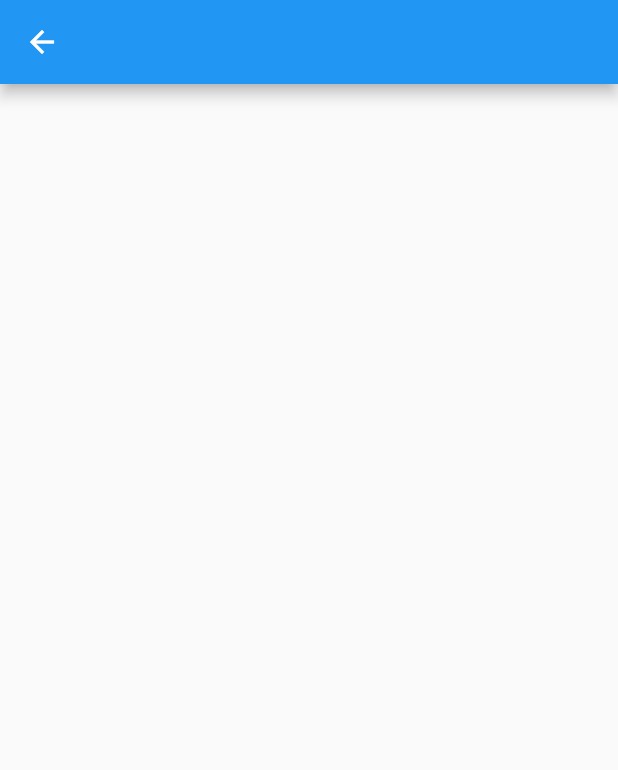
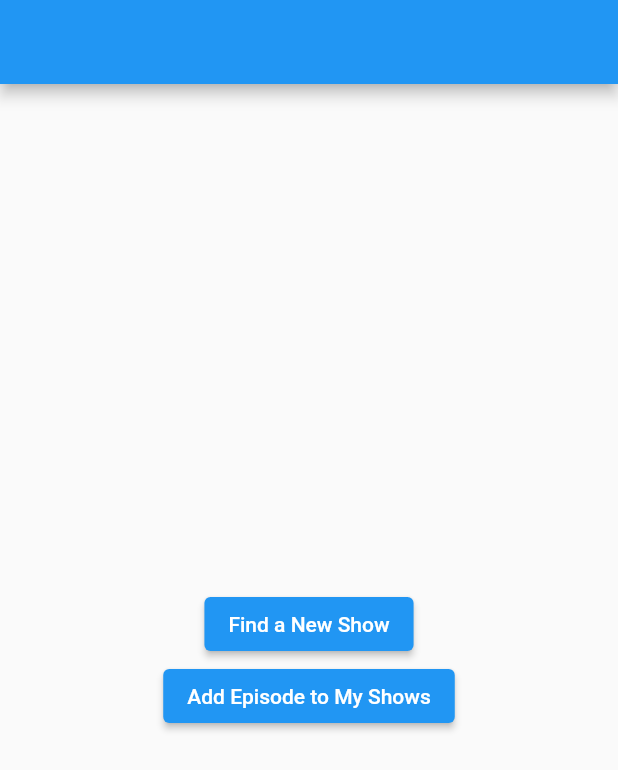
Before and after one commit to jerielng/episode-app, a Flutter app: the Landing screen opened directly, on a phone screen of 412 x 824 dp. Shown: the top 770 px of the screen. Run offline on Flutter 3.47's test engine with Material 2 defaults, Android fonts, the phone set to English and light mode, and no system bars.

Commit message:
Add routing for landing page

```diff
--- /dev/null
+++ b/lib/routing/episode_router.dart
@@ -0,0 +1,10 @@
+import 'package:episode/routing/navigation_route.dart';
+import 'package:episode/ui/add_shows.dart';
+import 'package:episode/ui/my_shows.dart';
+
+class EpisodeRouter {
+  static var routes = {
+    NavigationRoute.addShows: (context) => AddShows(),
+    NavigationRoute.myShows: (context) => MyShows(),
+  };
+}
--- /dev/null
+++ b/lib/routing/navigation_route.dart
@@ -0,0 +1,8 @@
+class NavigationRoute {
+  static String landing = '/';
+  static String addShows = '/addShows';
+  static String myShows = '/myShows';
+  static String logIn = '/logIn';
+  static String signUp = '/signUp';
+  static String badges = '/badges';
+}
--- a/lib/ui/landing.dart
+++ b/lib/ui/landing.dart
@@ -1,3 +1,5 @@
+import 'package:episode/constants/episode_strings.dart';
+import 'package:episode/routing/navigation_route.dart';
 import 'package:flutter/material.dart';
 
 class Landing extends StatelessWidget {
@@ -7,9 +9,32 @@ class Landing extends StatelessWidget {
       appBar: AppBar(),
       body: Center(
         child: Column(
-          children: [],
+          mainAxisAlignment: MainAxisAlignment.center,
+          crossAxisAlignment: CrossAxisAlignment.center,
+          children: [
+            getFindNewShowButton(context),
+            getAddEpisodeButton(context),
+          ],
         ),
       ),
     );
   }
+
+  Widget getFindNewShowButton(BuildContext context) {
+    return ElevatedButton(
+      child: Text(
+        EpisodeStrings.buttonFindNewShow,
+      ),
+      onPressed: () => {Navigator.pushNamed(context, NavigationRoute.addShows)},
+    );
+  }
+
+  Widget getAddEpisodeButton(BuildContext context) {
+    return ElevatedButton(
+      child: Text(
+        EpisodeStrings.buttonAddEpisodeToShows,
+      ),
+      onPressed: () => {Navigator.pushNamed(context, NavigationRoute.myShows)},
+    );
+  }
 }
```
Also changed, not shown: lib/main.dart (+10 -48 lines), lib/ui/add_shows.dart (+21 -2 lines), lib/ui/my_shows.dart (+21 -2 lines).
